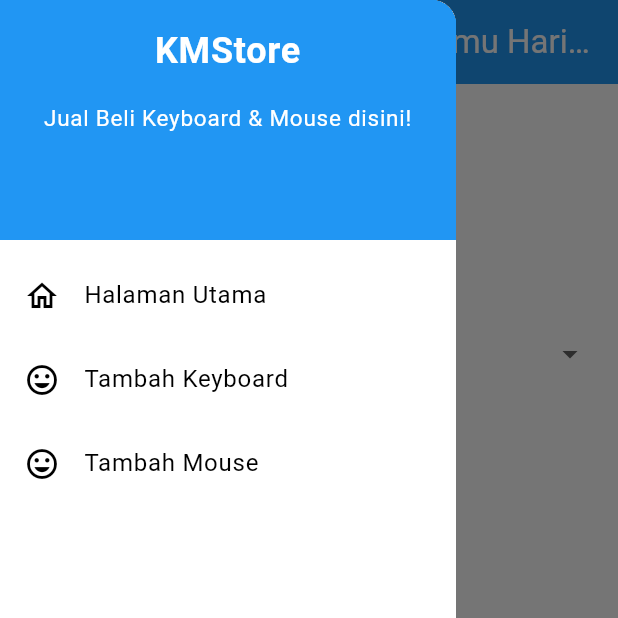
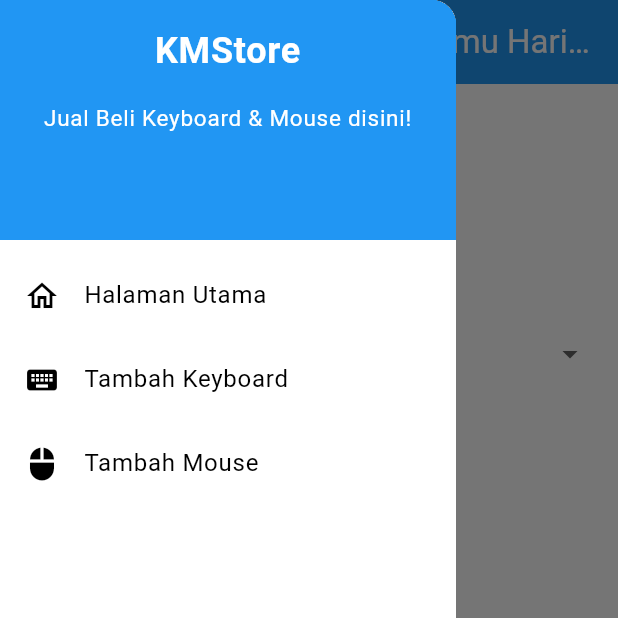
Before and after one commit to TrayMachi/kmstore_mobile, a Flutter app: the KeyboardFormPage screen opened directly, with the side drawer open, on a phone screen of 412 x 824 dp, the top half of it. Run offline on Flutter 3.47's test engine with Material 3 defaults, Android fonts, the phone set to English and light mode, and no system bars.

Commit message:
feat: update sidebar icons for keyboard and mouse entries

```diff
--- a/lib/widgets/sidebar.dart
+++ b/lib/widgets/sidebar.dart
@@ -51,7 +51,7 @@ class LeftDrawer extends StatelessWidget {
             },
           ),
           ListTile(
-            leading: const Icon(Icons.mood),
+            leading: const Icon(Icons.keyboard),
             title: const Text('Tambah Keyboard'),
             // Bagian redirection ke MoodEntryFormPage
             onTap: () {
@@ -63,7 +63,7 @@ class LeftDrawer extends StatelessWidget {
             },
           ),
           ListTile(
-            leading: const Icon(Icons.mood),
+            leading: const Icon(Icons.mouse),
             title: const Text('Tambah Mouse'),
             // Bagian redirection ke MoodEntryFormPage
             onTap: () {
```
